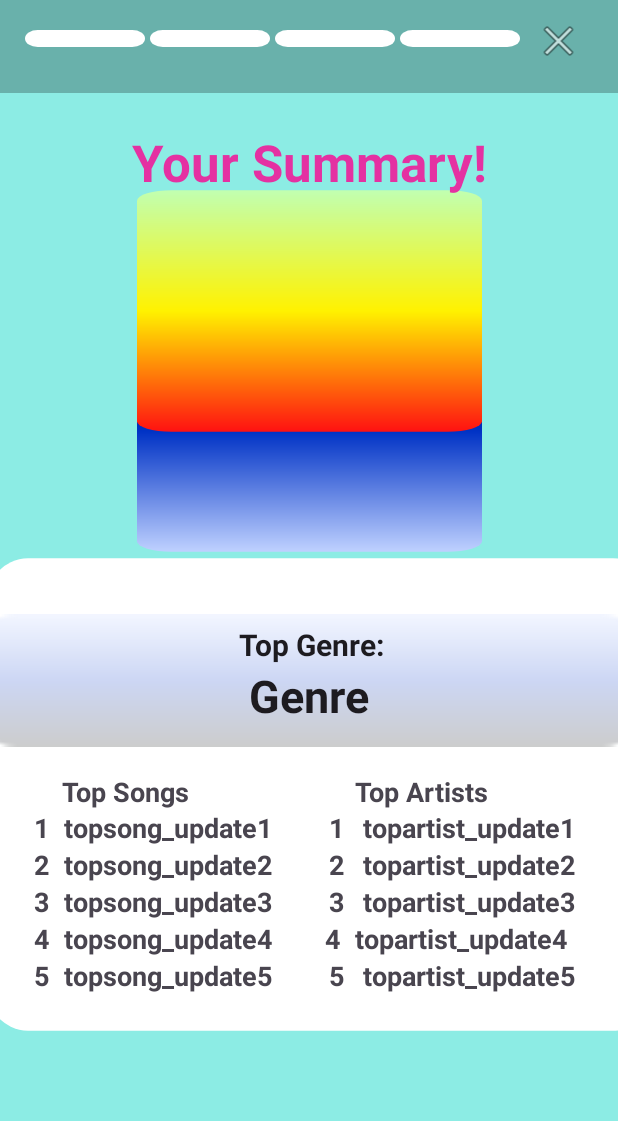
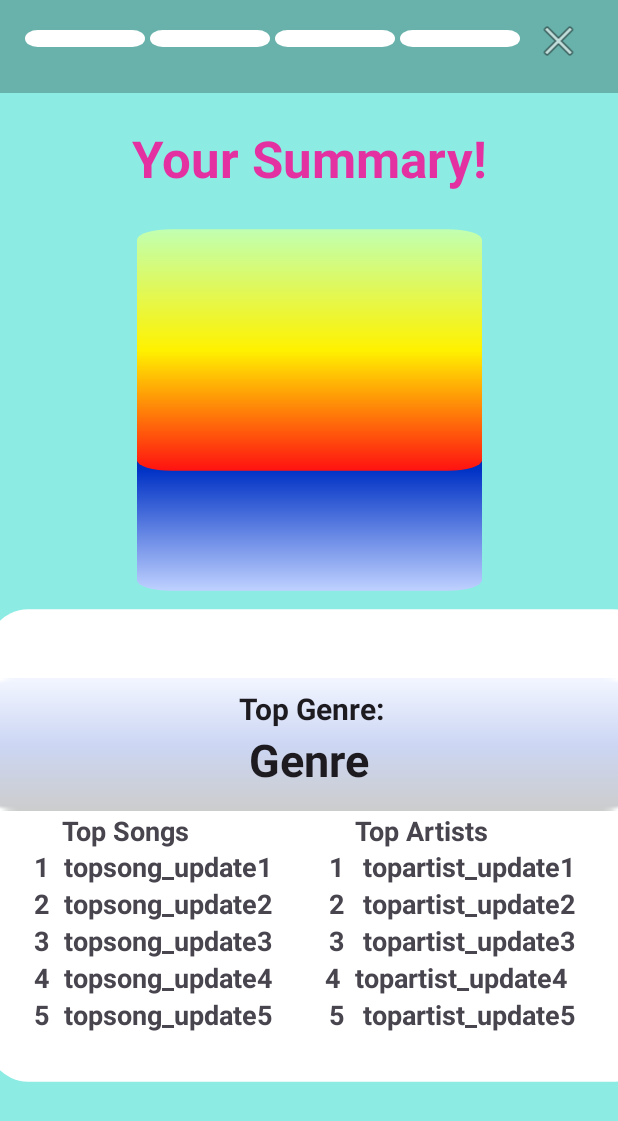
Before and after one commit to tkim602/spotify-wrapped, an Android app: the Summary screen opened directly, with no data from a screen before it, on a phone screen of 412 x 824 dp. Shown: the top 1121 px of the screen. Run offline under Robolectric (Android 15) with nearby library versions, the phone set to English and light mode, and no system bars; our stand-ins replace Room's generated code; libraries missing offline, so code that uses them is left out: org.checkerframework.checker; pictures from the network do not load; 4 statements that could not run were skipped.

Commit message:
summmary changes

```diff
--- a/app/src/main/res/layout/summary.xml
+++ b/app/src/main/res/layout/summary.xml
@@ -86,8 +86,9 @@
             android:layout_width="200dp"
             android:layout_height="200dp"
             android:layout_marginTop="116dp"
+            android:layout_marginBottom="60dp"
             android:scaleType="centerCrop"
-            app:layout_constraintBottom_toBottomOf="parent"
+            app:layout_constraintBottom_toTopOf="@id/topGenre"
             app:layout_constraintEnd_toEndOf="parent"
             app:layout_constraintHorizontal_bias="0.5"
             app:layout_constraintStart_toStartOf="parent"
@@ -161,7 +162,7 @@
             android:textStyle="bold"
             app:layout_constraintBottom_toBottomOf="parent"
             app:layout_constraintEnd_toEndOf="parent"
-            app:layout_constraintHorizontal_bias="0.064"
+            app:layout_constraintHorizontal_bias="0.5"
             app:layout_constraintTop_toBottomOf="@+id/artistImage" />
         <TextView
             android:id="@+id/genretobeupdated"
@@ -176,6 +177,7 @@
             app:layout_constraintEnd_toEndOf="parent"
             app:layout_constraintStart_toStartOf="parent"
             app:layout_constraintTop_toBottomOf="@+id/topGenre"
+            app:layout_constraintHorizontal_bias="0.5"
             app:layout_constraintVertical_bias="0.0" />
         <ImageView
             android:id="@+id/segment4"
@@ -231,8 +233,8 @@
             app:layout_constraintEnd_toEndOf="parent"
             app:layout_constraintStart_toStartOf="parent"
             app:layout_constraintTop_toBottomOf="@+id/summaryHeader"
-            app:layout_constraintVertical_bias="0.033" />
-
+            app:layout_constraintVertical_bias="0.033"
+            android:layout_marginBottom="100dp"/>
 
         <ImageButton
             android:id="@+id/nextButton"
```
